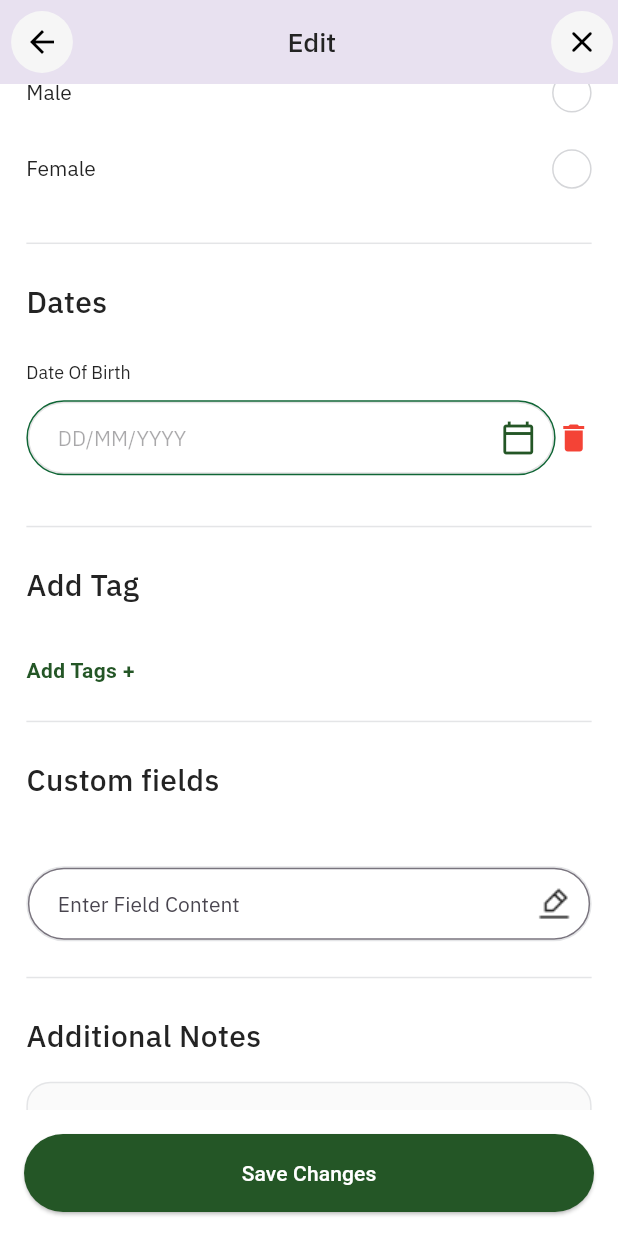
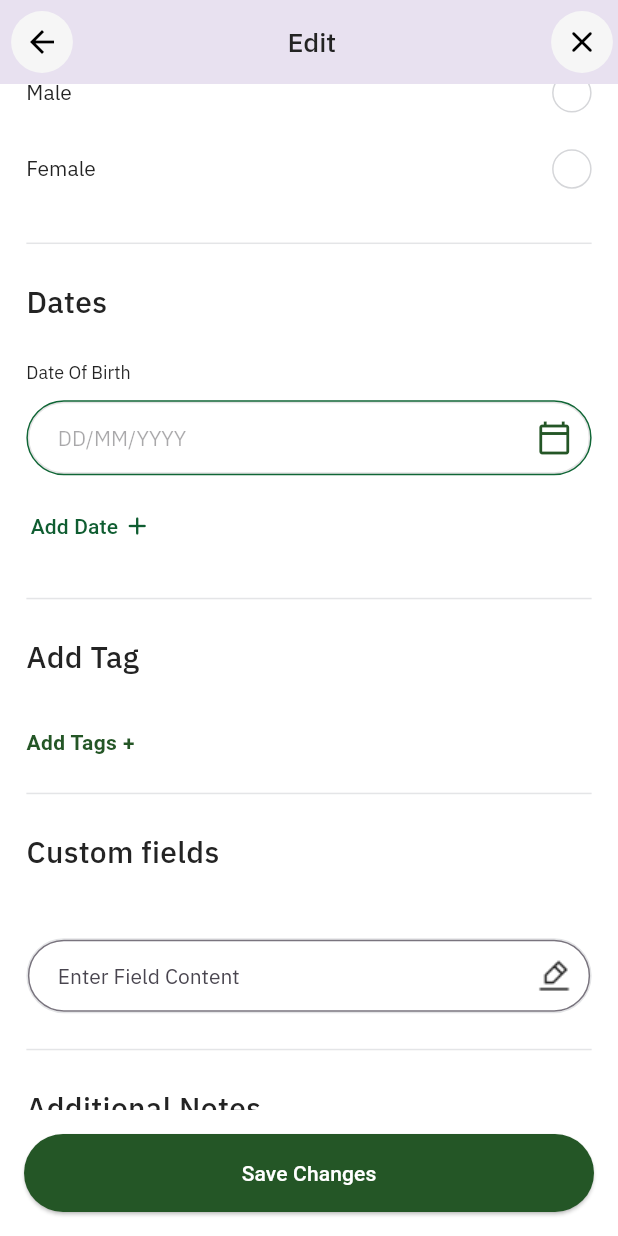
Before and after one commit to SARRaza/Sulala-Upgraded, a Flutter app: the EditAnimalGenInfo screen opened directly with empty values, scrolled down 576 dp, on a phone screen of 412 x 824 dp. Run offline on Flutter 3.47's test engine with Material 3 defaults, Android fonts, the phone set to English and light mode, and no system bars; our stand-ins replace badges, dotted_border, file_picker, flutter_riverpod, get, google_fonts and 5 more; missing offline and left inert: flutter_pdfview, nuts_activity_indicator.

Commit message:
Identifying and fixing existing bugs or issues.

```diff
--- a/lib/src/screens/create_animal/edit_animal_details/new_editpage.dart
+++ b/lib/src/screens/create_animal/edit_animal_details/new_editpage.dart
@@ -12,6 +12,7 @@ import '../../../theme/colors/colors.dart';
 import '../../../theme/fonts/fonts.dart';
 import '../../../widgets/controls_and_buttons/buttons/sar_buttonwidget.dart';
 import '../../../widgets/controls_and_buttons/tags/custom_tags.dart';
+import '../../../widgets/controls_and_buttons/text_buttons/primary_textbutton.dart';
 import '../../../widgets/inputs/paragraph_text_fields/edit_paragraph_text_field.dart';
 import '../../../widgets/inputs/text_fields/primary_text_field.dart';
 import '../drow_up_animal_breed.dart';
@@ -292,7 +293,6 @@ class _EditAnimalGenInfoState extends ConsumerState<EditAnimalGenInfo> {
 // Set the initial value based on widget.OviDetails.dateOfBirth
 
   void _deleteAvatar() {
-    // Implement the logic to delete/reset the avatar
     ref.read(selectedAnimalImageProvider.notifier).update((state) => null);
     setState(() {
       selectedOviImage = null;
@@ -962,6 +962,9 @@ class _EditAnimalGenInfoState extends ConsumerState<EditAnimalGenInfo> {
         );
       },
     );
+    setState(() {
+
+    });
 
 // Inside _animalTagsModalSheet:
     if (result != null) {}
@@ -970,15 +973,16 @@ class _EditAnimalGenInfoState extends ConsumerState<EditAnimalGenInfo> {
   void _showOviFieldNameModal(BuildContext context) {
     // TextEditingController fieldname = TextEditingController();
     showModalBottomSheet(
+      isScrollControlled: true,
       context: context,
       backgroundColor: Colors.white,
       showDragHandle: true,
       builder: (BuildContext context) {
         return Padding(
-          padding: const EdgeInsets.all(16.0),
-          child: SizedBox(
-            height: MediaQuery.of(context).size.height * 0.7,
+          padding: EdgeInsets.only(top: 16.0, left: 16.0, right: 16.0,
+              bottom: 16 + MediaQuery.of(context).viewInsets.bottom),
           child: Column(
+            mainAxisSize: MainAxisSize.min,
             crossAxisAlignment: CrossAxisAlignment.start,
             children: [
               const Text(
@@ -995,7 +999,8 @@ class _EditAnimalGenInfoState extends ConsumerState<EditAnimalGenInfo> {
                   hintText: 'Enter Custom Field Name',
                   labelText: 'Enter Field Name',
                   controller: fieldNameController),
-                SizedBox(height: globals.heightMediaQuery * 130),
+              //SizedBox(height: globals.heightMediaQuery * 130),
+              const SizedBox(height: 32,),
               ButtonWidget(
                 onPressed: () {
                   Navigator.pop(context);
@@ -1004,7 +1009,7 @@ class _EditAnimalGenInfoState extends ConsumerState<EditAnimalGenInfo> {
                 buttonText: 'Confirm',
               ),
               const SizedBox(
-                  height: 10,
+                height: 8,
               ),
               Row(
                 children: [
@@ -1029,7 +1034,6 @@ class _EditAnimalGenInfoState extends ConsumerState<EditAnimalGenInfo> {
               ),
             ],
           ),
-          ),
         );
       },
     );
@@ -1037,15 +1041,16 @@ class _EditAnimalGenInfoState extends ConsumerState<EditAnimalGenInfo> {
 
   void _showOviFieldContentModal(BuildContext context) {
     showModalBottomSheet(
+      isScrollControlled: true,
       showDragHandle: true,
       context: context,
       builder: (BuildContext context) {
         return Padding(
-          padding: const EdgeInsets.all(16.0),
-          child: SizedBox(
-            height: MediaQuery.of(context).size.height * 0.50,
+          padding: EdgeInsets.only(top: 16.0, left: 16.0, right: 16.0,
+              bottom: 16.0 + MediaQuery.of(context).viewInsets.bottom),
           child: Column(
             crossAxisAlignment: CrossAxisAlignment.start,
+            mainAxisSize: MainAxisSize.min,
             children: [
               const Text(
                 'Add Text Area',
@@ -1057,7 +1062,9 @@ class _EditAnimalGenInfoState extends ConsumerState<EditAnimalGenInfo> {
               const SizedBox(
                 height: 25,
               ),
-                TextField(
+              SizedBox(
+                height: 116,
+                child: TextField(
                   maxLines: 5,
                   controller: fieldContentController,
                   decoration: InputDecoration(
@@ -1075,6 +1082,7 @@ class _EditAnimalGenInfoState extends ConsumerState<EditAnimalGenInfo> {
                     ),
                   ),
                 ),
+              ),
               const SizedBox(
                 height: 35,
               ),
@@ -1109,7 +1117,6 @@ class _EditAnimalGenInfoState extends ConsumerState<EditAnimalGenInfo> {
                 ],
               ),
             ],
-            ),
           ),
         );
       },
@@ -1711,23 +1718,25 @@ class _EditAnimalGenInfoState extends ConsumerState<EditAnimalGenInfo> {
                           ),
                         ),
                       ),
-                      InkWell(
-                        onTap: () {
-                          setState(() {
-                            // widget.OviDetails.selectedOviDates[fieldName] = null;
-                          });
-                        },
-                        child: const Icon(
-                          Icons.delete,
-                          color: Colors.red,
-                        ),
-                      ),
                     ],
                   ),
                   const SizedBox(height: 10),
                 ],
               ),
               _buildDateFields(),
+              Row(
+                children: [
+                  PrimaryTextButton(
+                    onPressed: () {
+                      _showDateSelectionSheet(context, selectedAnimalType);
+                    },
+                    status: TextStatus.idle,
+                    text: 'Add Date',
+                  ),
+                  const Icon(Icons.add_rounded,
+                      color: AppColors.primary40, size: 20),
+                ],
+              ),
               SizedBox(
                 height: globals.heightMediaQuery * 16,
               ),
@@ -1856,147 +1865,8 @@ class _EditAnimalGenInfoState extends ConsumerState<EditAnimalGenInfo> {
                 maxLines: 8,
                 notesController: notesController,
               ),
-              TextField(
-                controller: animalSireController,
-                decoration: InputDecoration(
-                  labelText: 'New Animal Sire',
-                  border: OutlineInputBorder(
-                    borderRadius: BorderRadius.circular(50.0),
-                  ),
-                ),
-              ),
-              SizedBox(height: MediaQuery.of(context).size.height * 0.029),
-              TextField(
-                controller: animalDamController,
-                decoration: InputDecoration(
-                  labelText: 'New Animal Dam',
-                  border: OutlineInputBorder(
-                    borderRadius: BorderRadius.circular(50.0),
-                  ),
-                ),
-              ),
-              SizedBox(height: MediaQuery.of(context).size.height * 0.029),
-              TextField(
-                controller: selectedBreedingStageController,
-                decoration: InputDecoration(
-                  labelText: 'New Breeding Stage',
-                  border: OutlineInputBorder(
-                    borderRadius: BorderRadius.circular(50.0),
-                  ),
-                ),
-              ),
-              SizedBox(height: MediaQuery.of(context).size.height * 0.029),
-              TextField(
-                maxLines: 4,
-                controller: notesController,
-                decoration: InputDecoration(
-                  labelText: 'New Additional Notes',
-                  border: OutlineInputBorder(
-                    borderRadius: BorderRadius.circular(20.0),
-                  ),
-                ),
-              ),
-              SizedBox(height: MediaQuery.of(context).size.height * 0.029),
-              TextField(
-                maxLines: 3,
-                controller: medicalNeedsController,
-                decoration: InputDecoration(
-                  labelText: 'New Medical Needs',
-                  border: OutlineInputBorder(
-                    borderRadius: BorderRadius.circular(20.0),
-                  ),
-                ),
-              ),
-              SizedBox(height: MediaQuery.of(context).size.height * 0.029),
-              _buildDateFields(),
-              SizedBox(height: MediaQuery.of(context).size.height * 0.029),
-              TextField(
-                controller: layingFrequencyController,
-                decoration: InputDecoration(
-                  labelText: 'New Laying Frequency',
-                  border: OutlineInputBorder(
-                    borderRadius: BorderRadius.circular(50.0),
-                  ),
-                ),
-              ),
-              SizedBox(height: MediaQuery.of(context).size.height * 0.029),
-              TextField(
-                controller: eggsPerMonthController,
-                decoration: InputDecoration(
-                  labelText: 'New Eggs Per Month',
-                  border: OutlineInputBorder(
-                    borderRadius: BorderRadius.circular(50.0),
-                  ),
-                ),
-              ),
-              SizedBox(height: MediaQuery.of(context).size.height * 0.029),
-              TextField(
-                controller: dateOfBirthController,
-                decoration: InputDecoration(
-                  labelText: 'New Date of Birth',
-                  border: OutlineInputBorder(
-                    borderRadius: BorderRadius.circular(50.0),
-                  ),
-                ),
-              ),
-              SizedBox(height: MediaQuery.of(context).size.height * 0.029),
-              TextField(
-                controller: fieldNameController,
-                decoration: InputDecoration(
-                  labelText: fieldNameController.text.isNotEmpty
-                      ? fieldNameController.text
-                      : 'Custom Field Name',
-                  border: OutlineInputBorder(
-                    borderRadius: BorderRadius.circular(50.0),
-                  ),
-                ),
-              ),
-              SizedBox(height: MediaQuery.of(context).size.height * 0.015),
-              TextField(
-                controller: fieldContentController,
-                decoration: InputDecoration(
-                  labelText: fieldContentController.text.isNotEmpty
-                      ? fieldContentController.text
-                      : 'Custom Field Content',
-                  border: OutlineInputBorder(
-                    borderRadius: BorderRadius.circular(50.0),
-                  ),
-                ),
-              ),
-              SizedBox(height: MediaQuery.of(context).size.height * 0.029),
-              TextField(
-                controller: imageUrlController,
-                decoration: InputDecoration(
-                  labelText: 'Image URL',
-                  border: OutlineInputBorder(
-                    borderRadius: BorderRadius.circular(50.0),
-                  ),
-                ),
-              ),
-              SizedBox(height: MediaQuery.of(context).size.height * 0.029),
-              SizedBox(height: MediaQuery.of(context).size.height * 0.029),
-              Wrap(
-                spacing: 8.0,
-                runSpacing: 8.0,
-                children: chips.map((chip) {
-                  return CustomTag(
-                    label: chip,
-                    selected: true, // Since these are selected chips
-                    onTap: () {},
-                  );
-                }).toList(),
-              ),
-              TextButton(
-                onPressed: () {
-                  _animalTagsModalSheet();
-                },
-                child: const Text(
-                  'Add Tags +',
-                  style: TextStyle(
-                    fontWeight: FontWeight.bold,
-                    color: Color.fromARGB(255, 36, 86, 38),
-                  ),
-                ),
+              SizedBox(
+                height: globals.heightMediaQuery * 16,
               ),
             ],
           ),
@@ -2057,4 +1927,90 @@ class _EditAnimalGenInfoState extends ConsumerState<EditAnimalGenInfo> {
       ),
     );
   }
-}
+
+  void _showDateSelectionSheet(BuildContext context, selectedAnimalType) async {
+    // ignore: non_constant_identifier_names
+    List<String> OvidateTypes = [
+      'Date Of Hatching',
+      'Date Of Death',
+      'Date Of Sale',
+    ];
+    // ignore: non_constant_identifier_names
+    List<String> MammaldateTypes = [
+      'Date Of Weaning',
+      'Date Of Mating',
+      'Date Of Death',
+      'Date Of Sale',
+    ];
+
+    await showModalBottomSheet(
+      context: context,
+      builder: (BuildContext context) {
+        return Column(
+          crossAxisAlignment: CrossAxisAlignment.start,
+          mainAxisSize: MainAxisSize.min,
+          children: [
+            const SizedBox(height: 10),
+            const Padding(
+              padding: EdgeInsets.all(16.0),
+              child: Text(
+                'Add Date ',
+                style: TextStyle(
+                  fontSize: 30,
+                  fontWeight: FontWeight.bold,
+                ),
+              ),
+            ),
+            const SizedBox(height: 10),
+            if (selectedAnimalType == "Oviparous")
+              Expanded(
+                child: ListView.builder(
+                  shrinkWrap: true,
+                  itemCount: OvidateTypes.length,
+                  itemBuilder: (BuildContext context, int index) {
+                    return Column(
+                      children: [
+                        ListTile(
+                          title: Text(OvidateTypes[index]),
+                          dense: true,
+                          minVerticalPadding: double.minPositive,
+                          trailing: const Icon(Icons.arrow_right_alt_rounded),
+                          onTap: () {
+                            Navigator.pop(context);
+                            _showDatePicker(context, OvidateTypes[index]);
+                          },
+                        ),
+                        const Divider(),
+                      ],
+                    );
+                  },
+                ),
+              ),
+            if (selectedAnimalType == "Mammal")
+              Column(
+                mainAxisSize: MainAxisSize.min,
+                children: MammaldateTypes.map((dateType) {
+                  return Column(
+                    children: [
+                      ListTile(
+                        title: Text(dateType),
+                        dense: true,
+                        minVerticalPadding: double.minPositive,
+                        trailing: const Icon(Icons.arrow_right_alt_rounded),
+                        onTap: () {
+                          Navigator.pop(context);
+                          _showDatePicker(
+                              context, dateType);
+                        },
+                      ),
+                      const Divider(),
+                    ],
+                  );
+                }).toList(),
+              ),
+          ],
+        );
+      },
+    );
+  }
+}
```
Lines whose indentation alone changed are shown as unchanged.
